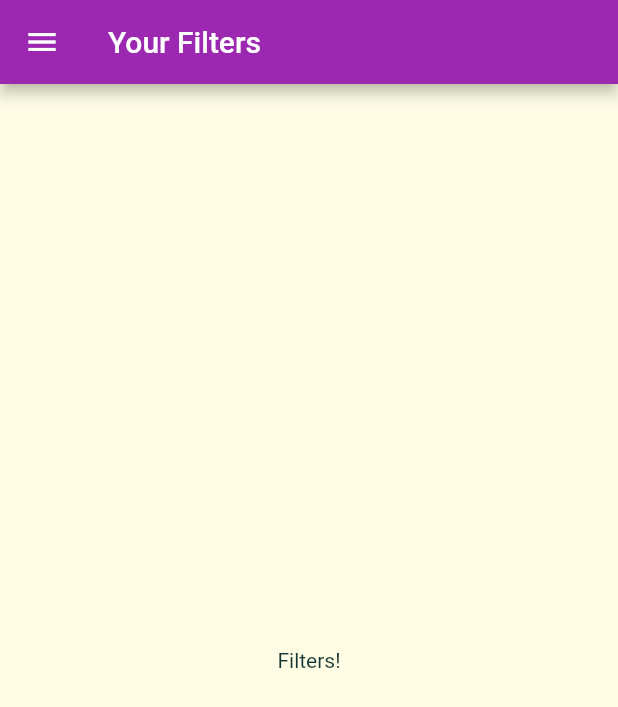
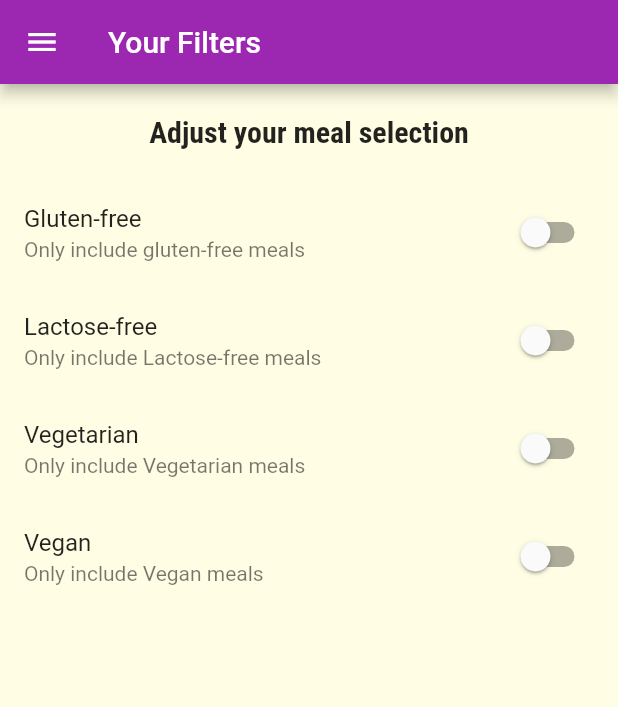
Before and after one commit to azubuikestanley/meal-fd, a Flutter app: the FiltersScreen screen opened by its route, on a phone screen of 412 x 824 dp. Shown: the top 707 px of the screen. Run offline on Flutter 3.47's test engine with Material 2 defaults, Android fonts, the phone set to English and light mode, and no system bars; Roboto replaces fonts that are missing (Railway).

Commit message:
poping pages and passing data anf adding filter switches

```diff
--- a/lib/screens/filters_screen.dart
+++ b/lib/screens/filters_screen.dart
@@ -2,8 +2,34 @@ import 'package:flutter/material.dart';
 
 import '../widgets/main_drawer.dart';
 
-class FiltersScreen extends StatelessWidget {
+class FiltersScreen extends StatefulWidget {
   static const routeName = '/filters';
+
+  @override
+  _FiltersScreenState createState() => _FiltersScreenState();
+}
+
+class _FiltersScreenState extends State<FiltersScreen> {
+  var _glutenFree = false;
+  var _vegetarian = false;
+  var _vegan = false;
+  var _lactoseFree = false;
+
+  Widget _buildSwitchListTile(
+    String title,
+    String description,
+    bool currentValue,
+    Function updateValue,
+  ) {
+    return SwitchListTile(
+      title: Text(title),
+      value: currentValue,
+      subtitle: Text(
+        description,
+      ),
+      onChanged: updateValue,
+    );
+  }
 
   @override
   Widget build(BuildContext context) {
@@ -12,8 +38,70 @@ class FiltersScreen extends StatelessWidget {
         title: Text('Your Filters'),
       ),
       drawer: MainDrawer(),
-      body: Center(
-        child: Text('Filters!'),
+      body: Column(
+        children: <Widget>[
+          Container(
+            padding: EdgeInsets.all(20),
+            child: Text(
+              'Adjust your meal selection',
+              style: Theme.of(context).textTheme.headline6,
+            ),
+          ),
+          Expanded(
+            child: ListView(
+              children: <Widget>[
+                _buildSwitchListTile(
+                  'Gluten-free',
+                  'Only include gluten-free meals',
+                  _glutenFree,
+                  (newValue) => {
+                    setState(
+                      () {
+                        _glutenFree = newValue;
+                      },
+                    )
+                  },
+                ),
+                _buildSwitchListTile(
+                  'Lactose-free',
+                  'Only include Lactose-free meals',
+                  _lactoseFree,
+                  (newValue) => {
+                    setState(
+                      () {
+                        _lactoseFree = newValue;
+                      },
+                    )
+                  },
+                ),
+                _buildSwitchListTile(
+                  'Vegetarian',
+                  'Only include Vegetarian meals',
+                  _vegetarian,
+                  (newValue) => {
+                    setState(
+                      () {
+                        _vegetarian = newValue;
+                      },
+                    )
+                  },
+                ),
+                _buildSwitchListTile(
+                  'Vegan',
+                  'Only include Vegan meals',
+                  _vegan,
+                  (newValue) => {
+                    setState(
+                      () {
+                        _vegan = newValue;
+                      },
+                    )
+                  },
+                ),
+              ],
+            ),
+          ),
+        ],
       ),
     );
   }
```
Also changed, not shown: lib/screens/category_meals_screen.dart (+44 -19 lines), lib/screens/meal_detail_screen.dart (+8 -0 lines), lib/widgets/meal_item.dart (+12 -4 lines).
